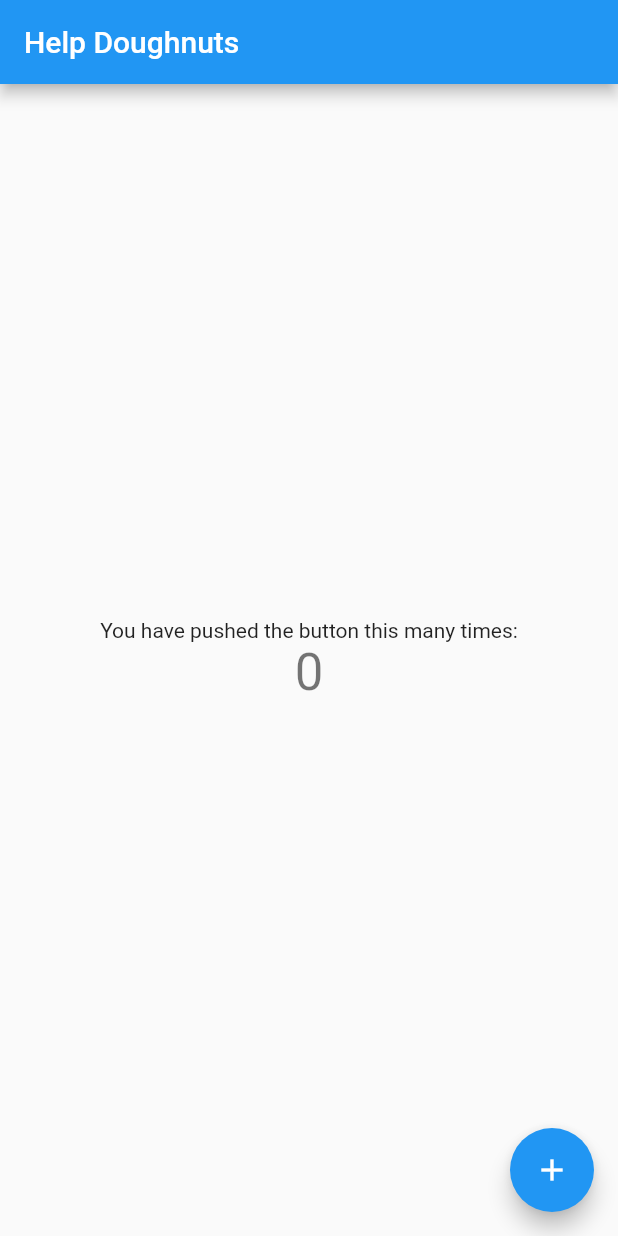
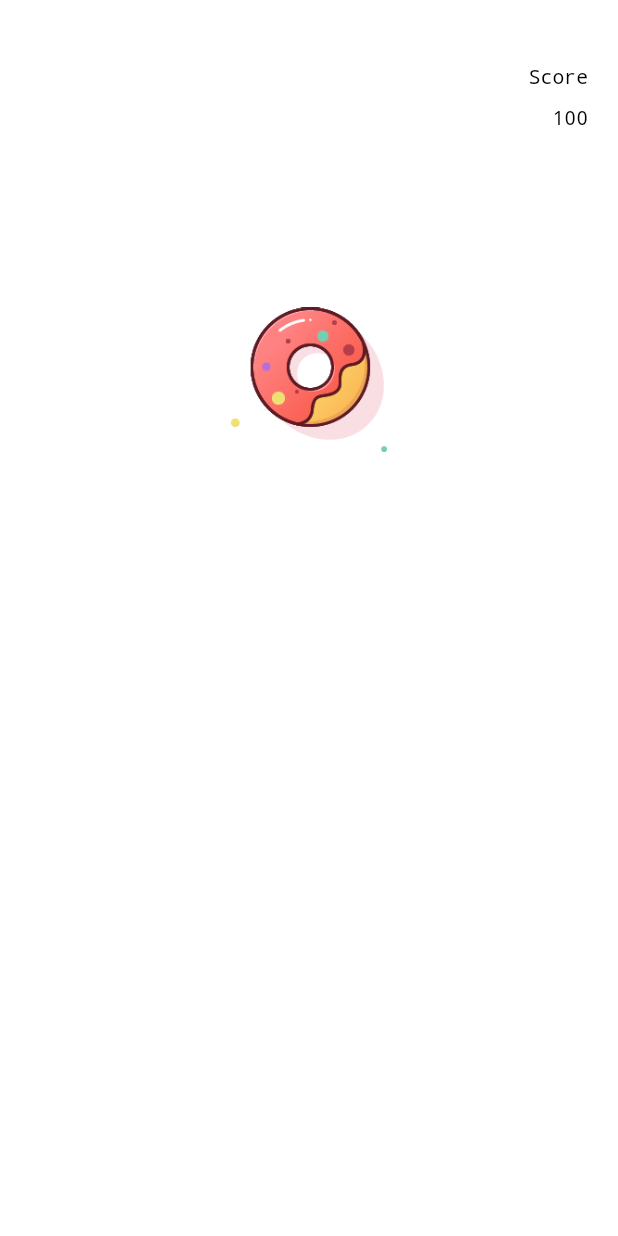
Before and after one commit to greatpie/doughnuts, a Flutter app: the screen it shows after launch, on a phone screen of 412 x 824 dp. Run offline on Flutter 3.47's test engine with Material 2 defaults, Android fonts, the phone set to English and light mode, and no system bars; our stand-ins replace flutter_screenutil.

Commit message:
1.Add License 2.Add basic assets 3.Build static part.

```diff
--- a/lib/main.dart
+++ b/lib/main.dart
@@ -1,111 +1,65 @@
 import 'package:flutter/material.dart';
+import 'package:flutter_screenutil/flutter_screenutil.dart';
 
-void main() => runApp(MyApp());
+void main() {
+  runApp(MaterialApp(
+    title: 'Help Doughnuts',
+    home: DoughnutsApp(),
+    theme: _customTheme,
+  ));
+}
+var _customTheme =ThemeData(
+  primaryColor: Colors.black,
+  backgroundColor: Colors.white,
+);
+class DoughnutsApp extends StatefulWidget {
+  @override
+  _DoughnutsAppState createState() => _DoughnutsAppState();
+}
 
-class MyApp extends StatelessWidget {
-  // This widget is the root of your application.
+class _DoughnutsAppState extends State<DoughnutsApp> {
   @override
   Widget build(BuildContext context) {
-    return MaterialApp(
-      title: 'Help Doughnuts',
-      theme: ThemeData(
-        // This is the theme of your application.
-        //
-        // Try running your application with "flutter run". You'll see the
-        // application has a blue toolbar. Then, without quitting the app, try
-        // changing the primarySwatch below to Colors.green and then invoke
-        // "hot reload" (press "r" in the console where you ran "flutter run",
-        // or simply save your changes to "hot reload" in a Flutter IDE).
-        // Notice that the counter didn't reset back to zero; the application
-        // is not restarted.
-        primarySwatch: Colors.blue,
+    ScreenUtil.instance = ScreenUtil(width: 750, height: 1334)..init(context);
+//    double statusH = ScreenUtil.statusBarHeight;
+
+    double rightPosition = 20.0;
+    var textStyle = TextStyle(
+        color: Colors.black,
+        fontSize: ScreenUtil(allowFontScaling: true).setSp(24),
+        fontWeight: FontWeight.normal,
+        decoration: TextDecoration.none);
+
+    return Container(
+      color: Colors.white,
+      child: Stack(
+        alignment: Alignment.center,
+        children: <Widget>[
+          Positioned(
+            top: ScreenUtil().setSp(80),
+            right: rightPosition,
+            child: Text(
+              'Score',
+              style: textStyle,
+            ),
+          ),
+          Positioned(
+            top: ScreenUtil().setSp(130),
+            right: rightPosition,
+            child: Text(
+              '100',
+              style: textStyle,
+            ),
+          ),
+          Positioned(
+            top: ScreenUtil().setSp(373),
+            child: Image(
+              image: AssetImage("assets/donuts.png"),
+              height: ScreenUtil().setHeight(156),
+            ),
+          ),
+        ],
       ),
-      home: MyHomePage(title: 'Help Doughnuts'),
     );
   }
 }
-
-class MyHomePage extends StatefulWidget {
-  MyHomePage({Key key, this.title}) : super(key: key);
-
-  // This widget is the home page of your application. It is stateful, meaning
-  // that it has a State object (defined below) that contains fields that affect
-  // how it looks.
-
-  // This class is the configuration for the state. It holds the values (in this
-  // case the title) provided by the parent (in this case the App widget) and
-  // used by the build method of the State. Fields in a Widget subclass are
-  // always marked "final".
-
-  final String title;
-
-  @override
-  _MyHomePageState createState() => _MyHomePageState();
-}
-
-class _MyHomePageState extends State<MyHomePage> {
-  int _counter = 0;
-
-  void _incrementCounter() {
-    setState(() {
-      // This call to setState tells the Flutter framework that something has
-      // changed in this State, which causes it to rerun the build method below
-      // so that the display can reflect the updated values. If we changed
-      // _counter without calling setState(), then the build method would not be
-      // called again, and so nothing would appear to happen.
-      _counter++;
-    });
-  }
-
-  @override
-  Widget build(BuildContext context) {
-    // This method is rerun every time setState is called, for instance as done
-    // by the _incrementCounter method above.
-    //
-    // The Flutter framework has been optimized to make rerunning build methods
-    // fast, so that you can just rebuild anything that needs updating rather
-    // than having to individually change instances of widgets.
-    return Scaffold(
-      appBar: AppBar(
-        // Here we take the value from the MyHomePage object that was created by
-        // the App.build method, and use it to set our appbar title.
-        title: Text(widget.title),
-      ),
-      body: Center(
-        // Center is a layout widget. It takes a single child and positions it
-        // in the middle of the parent.
-        child: Column(
-          // Column is also layout widget. It takes a list of children and
-          // arranges them vertically. By default, it sizes itself to fit its
-          // children horizontally, and tries to be as tall as its parent.
-          //
-          // Invoke "debug painting" (press "p" in the console, choose the
-          // "Toggle Debug Paint" action from the Flutter Inspector in Android
-          // Studio, or the "Toggle Debug Paint" command in Visual Studio Code)
-          // to see the wireframe for each widget.
-          //
-          // Column has various properties to control how it sizes itself and
-          // how it positions its children. Here we use mainAxisAlignment to
-          // center the children vertically; the main axis here is the vertical
-          // axis because Columns are vertical (the cross axis would be
-          // horizontal).
-          mainAxisAlignment: MainAxisAlignment.center,
-          children: <Widget>[
-            Text(
-              'You have pushed the button this many times:',
-            ),
-            Text(
-              '$_counter',
-              style: Theme.of(context).textTheme.display1,
-            ),
-          ],
-        ),
-      ),
-      floatingActionButton: FloatingActionButton(
-        onPressed: _incrementCounter,
-        tooltip: 'Increment',
-        child: Icon(Icons.add),
-      ), // This trailing comma makes auto-formatting nicer for build methods.
-    );
-  }
-}
```
Also changed, not shown: pubspec.yaml (+5 -4 lines), assets/ant_dead.png (added), assets/btn_normal.png (added), assets/btn_pressed.png (added), assets/donuts.png (added), assets/eggs_ant.png (added), assets/eggs_ant_dead.png (added), assets/illustration.png (added), assets/嗝屁.png (added), assets/彩蛋嗝屁.png (added), pubspec.lock, 3 other files.
